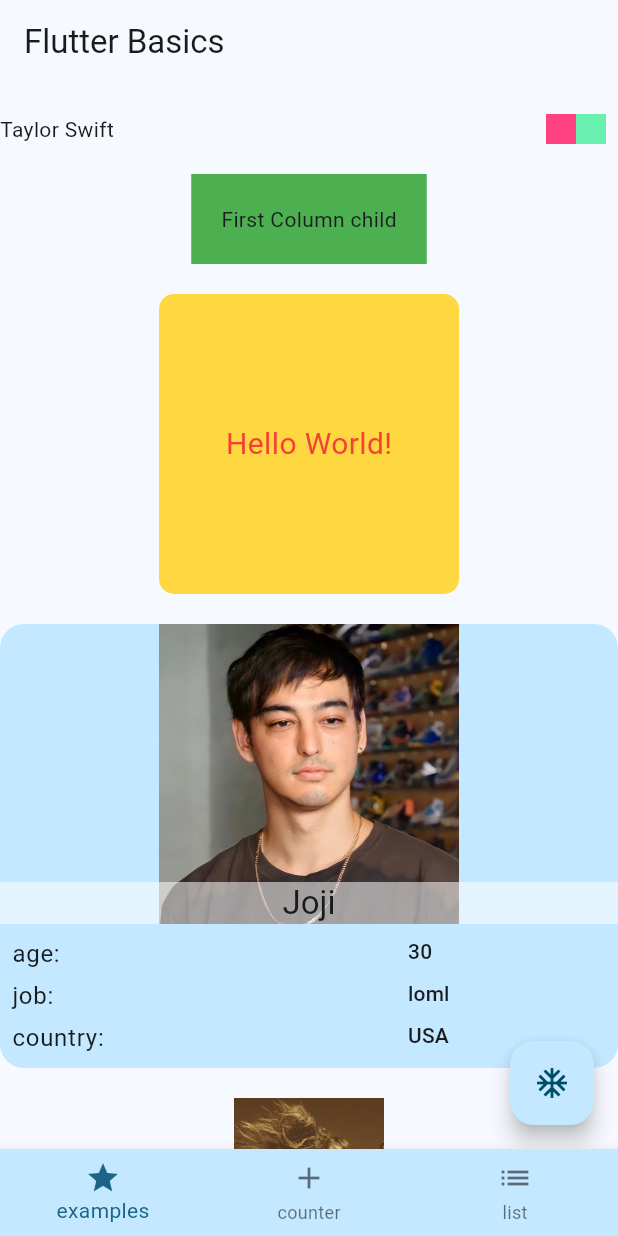
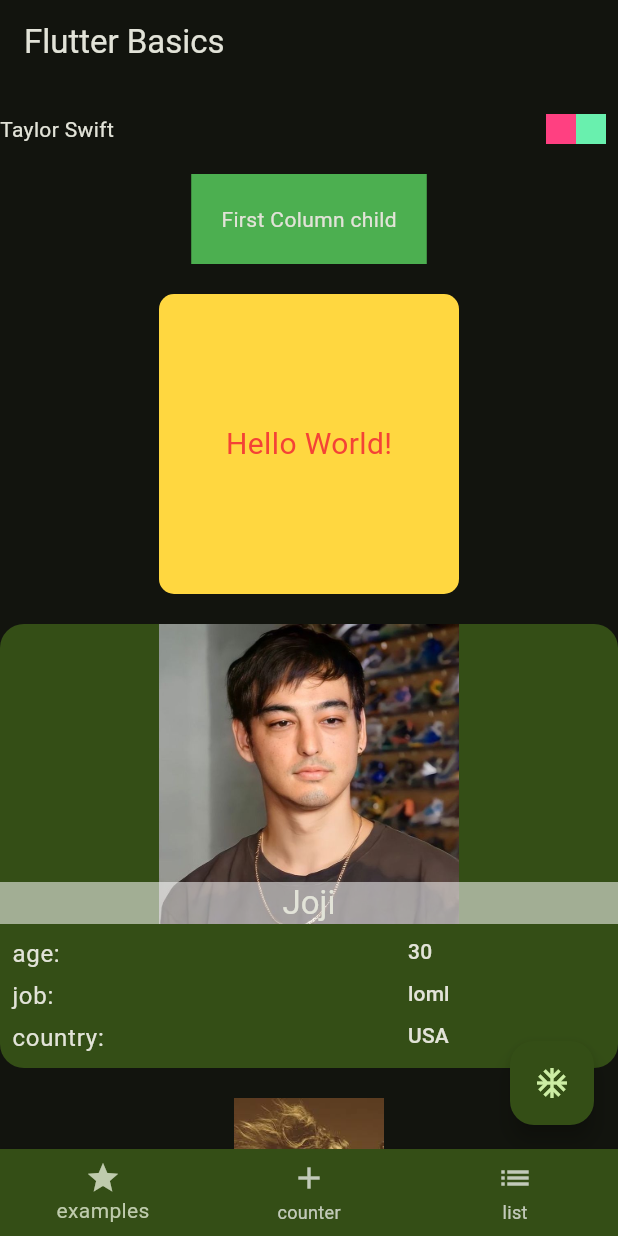
Before and after one commit to dvxgit-tbautista/flutter-myapp, a Flutter app: the screen it shows after launch, after a tap on the "ac unit" icon, on a phone screen of 412 x 824 dp. Run offline on Flutter 3.47's test engine with Material 2 defaults, Android fonts, the phone set to English and light mode, and no system bars; network calls fail.

Commit message:
theme service and provider

```diff
--- /dev/null
+++ b/lib/application/theme_service.dart
@@ -0,0 +1,12 @@
+import 'package:flutter/material.dart';
+
+// A custom class for managing the theme state
+class ThemeService extends ChangeNotifier {
+  bool isDarkModeOn = false; // Track whether dark mode is enabled
+
+  // Function to toggle between light and dark mode
+  void toggleTheme() {
+    isDarkModeOn = !isDarkModeOn; // Toggle the theme mode
+    notifyListeners(); // Notify any listeners (like UI widgets) about the change
+  }
+}
--- a/lib/main.dart
+++ b/lib/main.dart
@@ -1,30 +1,40 @@
+// Import necessary packages and files
 import 'package:flutter/material.dart';
-import 'package:myapp/presentation/counter/counter_screen.dart';
+import 'package:myapp/application/theme_service.dart';
 import 'package:myapp/presentation/navigation_example_screens/screen_one.dart';
 import 'package:myapp/presentation/navigation_example_screens/screen_two.dart';
-import 'package:myapp/presentation/widget_examples/widget_examples_screen.dart';
-import 'package:myapp/presentation/list/list_screen.dart';
 import 'package:myapp/root_bottom_navigation.dart';
 import 'package:myapp/theme.dart';
+import 'package:provider/provider.dart';
 
-void main(List<String> args) {
-  runApp(const MyApp());
+// Main function, entry point of the application
+void main() {
+  // Run the app with a ChangeNotifierProvider to manage themes
+  runApp(ChangeNotifierProvider(
+    create: (context) => ThemeService(), // Create a ThemeService instance
+    child: const MyApp(), // Use MyApp as the root widget
+  ));
 }
 
+// The main application widget
 class MyApp extends StatelessWidget {
   const MyApp({Key? key}) : super(key: key);
   @override
   Widget build(BuildContext context) {
+    return Consumer<ThemeService>(builder: (context, themeService, child) {
       return MaterialApp(
-      themeMode: ThemeMode.light,
-      theme: AppTheme.lightTheme,
-      darkTheme: AppTheme.darkTheme,
-      home: const RootBottomNavigation(),
+        // Set the theme mode based on the user's preference
+        themeMode: themeService.isDarkModeOn ? ThemeMode.dark : ThemeMode.light,
+        theme: AppTheme.lightTheme, // Light theme
+        darkTheme: AppTheme.darkTheme, // Dark theme
+        home:
+            const RootBottomNavigation(), // Initial screen is RootBottomNavigation
         routes: <String, WidgetBuilder>{
           '/root': (BuildContext context) => const RootBottomNavigation(),
           '/screenOne': (BuildContext context) => const ScreenOne(),
           '/screenTwo': (BuildContext context) => const ScreenTwo(),
         },
       );
+    });
   }
 }
--- a/lib/presentation/widget_examples/widget_examples_screen.dart
+++ b/lib/presentation/widget_examples/widget_examples_screen.dart
@@ -1,7 +1,6 @@
 import 'package:flutter/material.dart';
+import 'package:myapp/application/theme_service.dart';
 import 'package:myapp/presentation/components/custom_button.dart';
-import 'package:myapp/presentation/navigation_example_screens/screen_one.dart';
-import 'package:myapp/presentation/navigation_example_screens/screen_two.dart';
 import 'package:myapp/presentation/widget_examples/widgets/buttons_example.dart';
 import 'package:myapp/presentation/widget_examples/widgets/first_column_child.dart';
 import 'package:myapp/presentation/widget_examples/widgets/hello_world.dart';
@@ -10,7 +9,9 @@ import 'package:myapp/presentation/widget_examples/widgets/person.dart';
 import 'package:myapp/presentation/widget_examples/widgets/row_expanded_example.dart';
 import 'package:myapp/presentation/widget_examples/widgets/second_image.dart';
 import 'package:myapp/presentation/widget_examples/widgets/stack_first_image.dart';
+import 'package:provider/provider.dart';
 
+// WidgetExampleScreen displays various widgets as examples
 class WidgetExampleScreen extends StatelessWidget {
   const WidgetExampleScreen({Key? key}) : super(key: key);
 
@@ -58,13 +59,16 @@ class WidgetExampleScreen extends StatelessWidget {
             ),
             const MediaQueryExample(),
             const SizedBox(
-              height: 40,
+              height: 20,
             ),
             const LayoutBuilderExample(),
             const SizedBox(
               height: 40,
             ),
             const ButtonExamples(),
+            const SizedBox(
+              height: 20,
+            ),
             CustomButton(
               onTap: () {
                 Navigator.pushNamed(context, '/screenOne');
@@ -76,10 +80,11 @@ class WidgetExampleScreen extends StatelessWidget {
               height: 20,
             ),
             CustomButtonGesture(
-                onTap: () {
-                  Navigator.pushNamed(context, '/screenTwo');
-                },
-                text: 'gesture button'),
+              onTap: () {
+                Navigator.pushNamed(context, '/screenTwo');
+              },
+              text: 'gesture button',
+            ),
             const SizedBox(
               height: 20,
             ),
@@ -87,18 +92,23 @@ class WidgetExampleScreen extends StatelessWidget {
         ),
       ),
       floatingActionButton: FloatingActionButton(
-        onPressed: () => debugPrint('clicked'),
+        onPressed: () {
+          // Toggle the theme when the FloatingActionButton is pressed
+          Provider.of<ThemeService>(context, listen: false).toggleTheme();
+        },
         child: const Icon(Icons.ac_unit),
       ),
     );
   }
 }
 
+// MediaQueryExample widget demonstrates the use of MediaQuery
 class MediaQueryExample extends StatelessWidget {
   const MediaQueryExample({super.key});
 
   @override
   Widget build(BuildContext context) {
+    // Get the screen size using MediaQuery
     final size = MediaQuery.of(context).size;
     return Container(
       color: Colors.green,
--- a/pubspec.yaml
+++ b/pubspec.yaml
@@ -34,6 +34,7 @@ dependencies:
   # The following adds the Cupertino Icons font to your application.
   # Use with the CupertinoIcons class for iOS style icons.
   cupertino_icons: ^1.0.2
+  provider: ^6.0.5
 
 dev_dependencies:
   flutter_test:
```
Also changed, not shown: pubspec.lock. Lines whose indentation alone changed are shown as unchanged.
